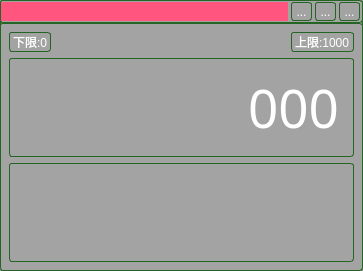
Before: the Qt Designer form channelwidget.ui in byteman/bullet, drawn with Qt 5.
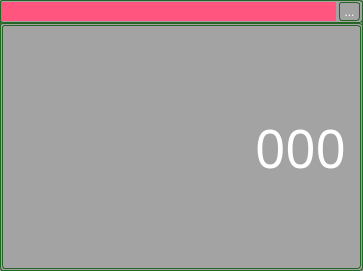
After: the same form once the commit is applied. Icons and pictures are not drawn. Custom widgets are drawn as their Qt base class.

```diff
--- a/channelwidget.ui
+++ b/channelwidget.ui
@@ -77,56 +77,6 @@
         </property>
        </widget>
       </item>
-      <item>
-       <widget class="QToolButton" name="tbtAlarm">
-        <property name="text">
-         <string>...</string>
-        </property>
-        <property name="icon">
-         <iconset resource="img.qrc">
-          <normaloff>:/image/alarm.png</normaloff>:/image/alarm.png</iconset>
-        </property>
-        <property name="iconSize">
-         <size>
-          <width>36</width>
-          <height>36</height>
-         </size>
-        </property>
-       </widget>
-      </item>
-      <item>
-       <widget class="QToolButton" name="tbtPlay">
-        <property name="toolTipDuration">
-         <number>1</number>
-        </property>
-        <property name="text">
-         <string>...</string>
-        </property>
-        <property name="icon">
-         <iconset resource="img.qrc">
-          <normaloff>:/image/play2.png</normaloff>
-          <normalon>:/image/pause2.png</normalon>:/image/play2.png</iconset>
-        </property>
-        <property name="iconSize">
-         <size>
-          <width>36</width>
-          <height>36</height>
-         </size>
-        </property>
-        <property name="checkable">
-         <bool>true</bool>
-        </property>
-        <property name="checked">
-         <bool>false</bool>
-        </property>
-        <property name="toolButtonStyle">
-         <enum>Qt::ToolButtonIconOnly</enum>
-        </property>
-        <property name="autoRaise">
-         <bool>false</bool>
-        </property>
-       </widget>
-      </item>
       <item>
        <widget class="QToolButton" name="tbtSet">
         <property name="text">
@@ -153,64 +103,21 @@
       <string notr="true"/>
      </property>
      <layout class="QVBoxLayout" name="verticalLayout_2">
-      <item>
-       <layout class="QHBoxLayout" name="horizontalLayout">
-        <item>
-         <widget class="QLabel" name="lbl_w_min">
-          <property name="sizePolicy">
-           <sizepolicy hsizetype="Preferred" vsizetype="Fixed">
-            <horstretch>0</horstretch>
-            <verstretch>0</verstretch>
-           </sizepolicy>
-          </property>
-          <property name="maximumSize">
-           <size>
-            <width>16777215</width>
-            <height>36</height>
-           </size>
-          </property>
-          <property name="styleSheet">
-           <string notr="true"/>
-          </property>
-          <property name="text">
-           <string>下限:0</string>
-          </property>
-         </widget>
-        </item>
-        <item>
-         <spacer name="horizontalSpacer">
-          <property name="orientation">
-           <enum>Qt::Horizontal</enum>
-          </property>
-          <property name="sizeHint" stdset="0">
-           <size>
-            <width>40</width>
-            <height>20</height>
-           </size>
-          </property>
-         </spacer>
-        </item>
-        <item>
-         <widget class="QLabel" name="lbl_w_max">
-          <property name="sizePolicy">
-           <sizepolicy hsizetype="Preferred" vsizetype="Fixed">
-            <horstretch>0</horstretch>
-            <verstretch>0</verstretch>
-           </sizepolicy>
-          </property>
-          <property name="maximumSize">
-           <size>
-            <width>16777215</width>
-            <height>36</height>
-           </size>
-          </property>
-          <property name="text">
-           <string>上限:1000</string>
-          </property>
-         </widget>
-        </item>
-       </layout>
-      </item>
+      <property name="spacing">
+       <number>2</number>
+      </property>
+      <property name="leftMargin">
+       <number>2</number>
+      </property>
+      <property name="topMargin">
+       <number>2</number>
+      </property>
+      <property name="rightMargin">
+       <number>2</number>
+      </property>
+      <property name="bottomMargin">
+       <number>2</number>
+      </property>
       <item>
        <widget class="QLabel" name="lbl_weight">
         <property name="sizePolicy">
@@ -222,7 +129,7 @@
         <property name="minimumSize">
          <size>
           <width>0</width>
-          <height>80</height>
+          <height>60</height>
          </size>
         </property>
         <property name="font">
@@ -245,32 +152,11 @@
         </property>
        </widget>
       </item>
-      <item>
-       <widget class="QCustomPlot" name="plot2" native="true">
-        <property name="sizePolicy">
-         <sizepolicy hsizetype="Preferred" vsizetype="Expanding">
-          <horstretch>0</horstretch>
-          <verstretch>0</verstretch>
-         </sizepolicy>
-        </property>
-       </widget>
-      </item>
      </layout>
     </widget>
    </item>
   </layout>
  </widget>
- <customwidgets>
-  <customwidget>
-   <class>QCustomPlot</class>
-   <extends>QWidget</extends>
-   <header location="global">qcustomplot.h</header>
-   <container>1</container>
-  </customwidget>
- </customwidgets>
- <resources>
-  <include location="main.qrc"/>
-  <include location="img.qrc"/>
- </resources>
+ <resources/>
  <connections/>
 </ui>
```
Left out of the diff: 2 changed lines with no effect on the pictures.
